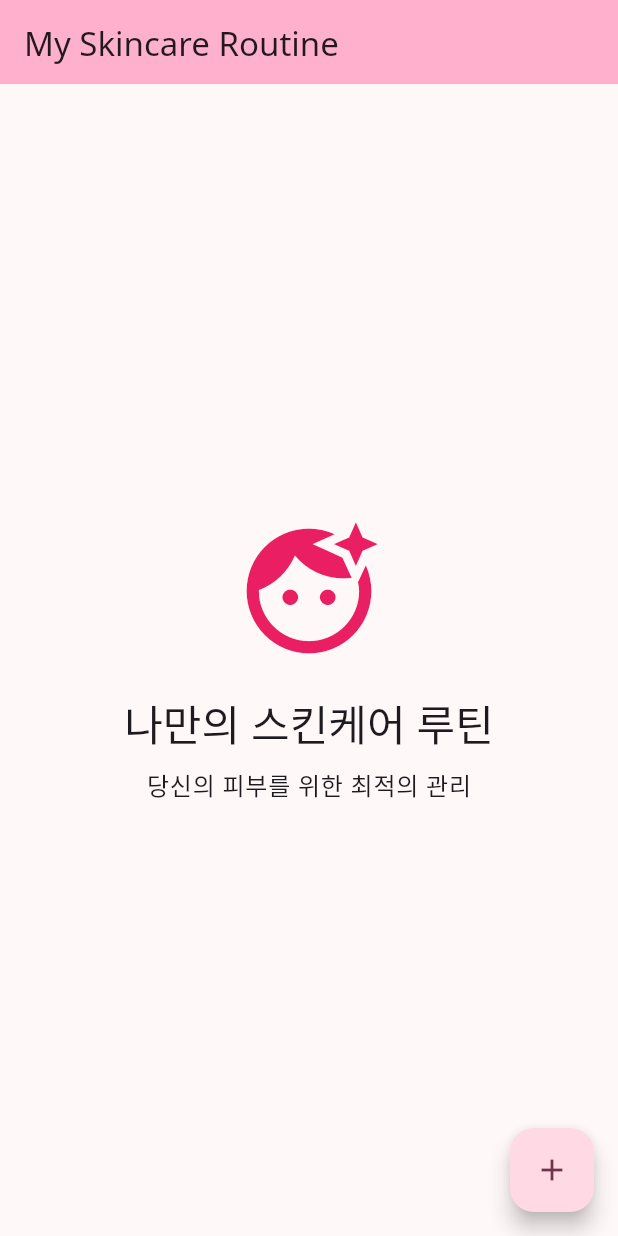
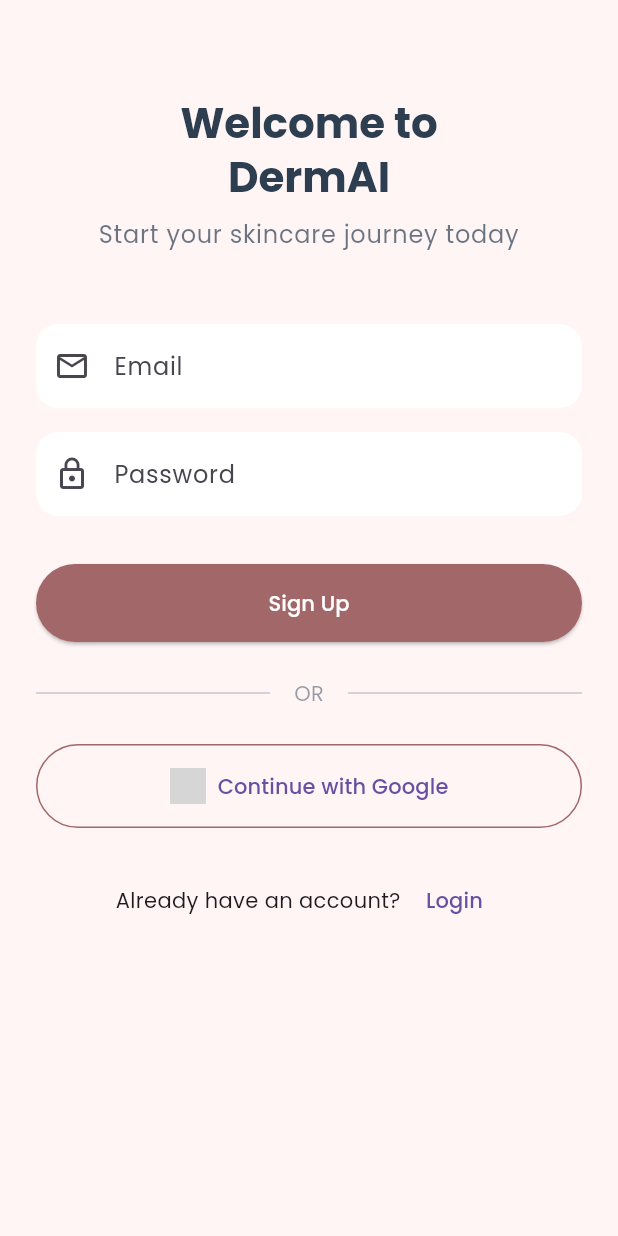
Before and after one commit to leopitkr/skincare_app, a Flutter app: the screen it shows after launch, on a phone screen of 412 x 824 dp. Run offline on Flutter 3.47's test engine with Material 3 defaults, Android fonts, the light colour scheme and no system bars; our stand-ins replace firebase_auth, firebase_core, google_fonts, google_sign_in; accounts and stored records are empty; network calls fail; grey boxes are pictures that could not be loaded.

Commit message:
Initial commit: DermAI app setup with Firebase integration

```diff
--- a/lib/main.dart
+++ b/lib/main.dart
@@ -1,6 +1,7 @@
 import 'package:flutter/material.dart';
 import 'package:firebase_core/firebase_core.dart';
-import 'package:google_fonts/google_fonts.dart';
+import 'screens/obd_signup.dart';
+import 'theme/app_theme.dart';
 
 void main() async {
   WidgetsFlutterBinding.ensureInitialized();
@@ -14,55 +15,10 @@ class MyApp extends StatelessWidget {
   @override
   Widget build(BuildContext context) {
     return MaterialApp(
-      title: 'Skincare App',
-      theme: ThemeData(
-        colorScheme: ColorScheme.fromSeed(seedColor: Colors.pink.shade100),
-        useMaterial3: true,
-        textTheme: GoogleFonts.notoSansTextTheme(),
-      ),
-      home: const HomePage(),
+      title: 'DermAI',
+      theme: AppTheme.lightTheme,
+      home: const SignUpScreen(),
+      debugShowCheckedModeBanner: false,
     );
   }
 }
-
-class HomePage extends StatelessWidget {
-  const HomePage({super.key});
-
-  @override
-  Widget build(BuildContext context) {
-    return Scaffold(
-      appBar: AppBar(
-        title: const Text('My Skincare Routine'),
-        backgroundColor: Theme.of(context).colorScheme.inversePrimary,
-      ),
-      body: Center(
-        child: Column(
-          mainAxisAlignment: MainAxisAlignment.center,
-          children: [
-            const Icon(
-              Icons.face_retouching_natural,
-              size: 100,
-              color: Colors.pink,
-            ),
-            const SizedBox(height: 20),
-            Text(
-              '나만의 스킨케어 루틴',
-              style: Theme.of(context).textTheme.headlineMedium,
-            ),
-            const SizedBox(height: 10),
-            Text(
-              '당신의 피부를 위한 최적의 관리',
-              style: Theme.of(context).textTheme.bodyLarge,
-            ),
-          ],
-        ),
-      ),
-      floatingActionButton: FloatingActionButton(
-        onPressed: () {
-          // TODO: Add new skincare routine
-        },
-        child: const Icon(Icons.add),
-      ),
-    );
-  }
-}
--- /dev/null
+++ b/lib/screens/obd_signup.dart
@@ -0,0 +1,196 @@
+import 'package:flutter/material.dart';
+import 'package:firebase_auth/firebase_auth.dart';
+import 'package:google_sign_in/google_sign_in.dart';
+import '../theme/app_theme.dart';
+
+class SignUpScreen extends StatefulWidget {
+  const SignUpScreen({super.key});
+
+  @override
+  State<SignUpScreen> createState() => _SignUpScreenState();
+}
+
+class _SignUpScreenState extends State<SignUpScreen> {
+  final _formKey = GlobalKey<FormState>();
+  final _emailController = TextEditingController();
+  final _passwordController = TextEditingController();
+  bool _isLoading = false;
+
+  @override
+  void dispose() {
+    _emailController.dispose();
+    _passwordController.dispose();
+    super.dispose();
+  }
+
+  Future<void> _signUpWithEmail() async {
+    if (_formKey.currentState!.validate()) {
+      setState(() => _isLoading = true);
+      try {
+        await FirebaseAuth.instance.createUserWithEmailAndPassword(
+          email: _emailController.text.trim(),
+          password: _passwordController.text.trim(),
+        );
+        // Navigate to home screen or show success message
+      } catch (e) {
+        ScaffoldMessenger.of(context).showSnackBar(
+          SnackBar(content: Text(e.toString())),
+        );
+      } finally {
+        setState(() => _isLoading = false);
+      }
+    }
+  }
+
+  Future<void> _signInWithGoogle() async {
+    setState(() => _isLoading = true);
+    try {
+      final GoogleSignInAccount? googleUser = await GoogleSignIn().signIn();
+      if (googleUser == null) return;
+
+      final GoogleSignInAuthentication googleAuth = await googleUser.authentication;
+      final credential = GoogleAuthProvider.credential(
+        accessToken: googleAuth.accessToken,
+        idToken: googleAuth.idToken,
+      );
+
+      await FirebaseAuth.instance.signInWithCredential(credential);
+      // Navigate to home screen or show success message
+    } catch (e) {
+      ScaffoldMessenger.of(context).showSnackBar(
+        SnackBar(content: Text(e.toString())),
+      );
+    } finally {
+      setState(() => _isLoading = false);
+    }
+  }
+
+  @override
+  Widget build(BuildContext context) {
+    return Scaffold(
+      body: SafeArea(
+        child: SingleChildScrollView(
+          child: Padding(
+            padding: const EdgeInsets.all(24.0),
+            child: Form(
+              key: _formKey,
+              child: Column(
+                crossAxisAlignment: CrossAxisAlignment.stretch,
+                children: [
+                  const SizedBox(height: 40),
+                  Text(
+                    'Welcome to\nDermAI',
+                    style: Theme.of(context).textTheme.headlineMedium?.copyWith(
+                          color: AppTheme.textColor,
+                          fontWeight: FontWeight.bold,
+                        ),
+                    textAlign: TextAlign.center,
+                  ),
+                  const SizedBox(height: 8),
+                  Text(
+                    'Start your skincare journey today',
+                    style: Theme.of(context).textTheme.bodyLarge?.copyWith(
+                          color: AppTheme.textColor.withOpacity(0.7),
+                        ),
+                    textAlign: TextAlign.center,
+                  ),
+                  const SizedBox(height: 48),
+                  TextFormField(
+                    controller: _emailController,
+                    keyboardType: TextInputType.emailAddress,
+                    decoration: const InputDecoration(
+                      hintText: 'Email',
+                      prefixIcon: Icon(Icons.email_outlined),
+                    ),
+                    validator: (value) {
+                      if (value == null || value.isEmpty) {
+                        return 'Please enter your email';
+                      }
+                      if (!value.contains('@')) {
+                        return 'Please enter a valid email';
+                      }
+                      return null;
+                    },
+                  ),
+                  const SizedBox(height: 16),
+                  TextFormField(
+                    controller: _passwordController,
+                    obscureText: true,
+                    decoration: const InputDecoration(
+                      hintText: 'Password',
+                      prefixIcon: Icon(Icons.lock_outline),
+                    ),
+                    validator: (value) {
+                      if (value == null || value.isEmpty) {
+                        return 'Please enter your password';
+                      }
+                      if (value.length < 6) {
+                        return 'Password must be at least 6 characters';
+                      }
+                      return null;
+                    },
+                  ),
+                  const SizedBox(height: 32),
+                  ElevatedButton(
+                    onPressed: _isLoading ? null : _signUpWithEmail,
+                    child: _isLoading
+                        ? const CircularProgressIndicator(color: Colors.white)
+                        : const Text('Sign Up'),
+                  ),
+                  const SizedBox(height: 24),
+                  Row(
+                    children: [
+                      const Expanded(child: Divider()),
+                      Padding(
+                        padding: const EdgeInsets.symmetric(horizontal: 16),
+                        child: Text(
+                          'OR',
+                          style: Theme.of(context).textTheme.bodyMedium?.copyWith(
+                                color: AppTheme.textColor.withOpacity(0.5),
+                              ),
+                        ),
+                      ),
+                      const Expanded(child: Divider()),
+                    ],
+                  ),
+                  const SizedBox(height: 24),
+                  OutlinedButton.icon(
+                    onPressed: _isLoading ? null : _signInWithGoogle,
+                    icon: Image.network(
+                      'https://upload.wikimedia.org/wikipedia/commons/5/53/Google_%22G%22_Logo.svg',
+                      height: 24,
+                    ),
+                    label: const Text('Continue with Google'),
+                    style: OutlinedButton.styleFrom(
+                      padding: const EdgeInsets.symmetric(vertical: 16),
+                      side: const BorderSide(color: AppTheme.accentColor),
+                      shape: RoundedRectangleBorder(
+                        borderRadius: BorderRadius.circular(30),
+                      ),
+                    ),
+                  ),
+                  const SizedBox(height: 24),
+                  Row(
+                    mainAxisAlignment: MainAxisAlignment.center,
+                    children: [
+                      Text(
+                        'Already have an account? ',
+                        style: Theme.of(context).textTheme.bodyMedium,
+                      ),
+                      TextButton(
+                        onPressed: () {
+                          // Navigate to login screen
+                        },
+                        child: const Text('Login'),
+                      ),
+                    ],
+                  ),
+                ],
+              ),
+            ),
+          ),
+        ),
+      ),
+    );
+  }
+}
--- /dev/null
+++ b/lib/theme/app_theme.dart
@@ -0,0 +1,50 @@
+import 'package:flutter/material.dart';
+import 'package:google_fonts/google_fonts.dart';
+
+class AppTheme {
+  static const Color primaryColor = Color(0xFFF5E6E8);
+  static const Color secondaryColor = Color(0xFFD5B9B2);
+  static const Color accentColor = Color(0xFFA26769);
+  static const Color backgroundColor = Color(0xFFFFF5F5);
+  static const Color textColor = Color(0xFF2C3E50);
+  static const Color errorColor = Color(0xFFE74C3C);
+
+  static ThemeData lightTheme = ThemeData(
+    primaryColor: primaryColor,
+    scaffoldBackgroundColor: backgroundColor,
+    textTheme: GoogleFonts.poppinsTextTheme(
+      ThemeData.light().textTheme,
+    ),
+    elevatedButtonTheme: ElevatedButtonThemeData(
+      style: ElevatedButton.styleFrom(
+        backgroundColor: accentColor,
+        foregroundColor: Colors.white,
+        padding: const EdgeInsets.symmetric(horizontal: 32, vertical: 16),
+        shape: RoundedRectangleBorder(
+          borderRadius: BorderRadius.circular(30),
+        ),
+      ),
+    ),
+    inputDecorationTheme: InputDecorationTheme(
+      filled: true,
+      fillColor: Colors.white,
+      border: OutlineInputBorder(
+        borderRadius: BorderRadius.circular(15),
+        borderSide: BorderSide.none,
+      ),
+      enabledBorder: OutlineInputBorder(
+        borderRadius: BorderRadius.circular(15),
+        borderSide: BorderSide.none,
+      ),
+      focusedBorder: OutlineInputBorder(
+        borderRadius: BorderRadius.circular(15),
+        borderSide: const BorderSide(color: accentColor),
+      ),
+      errorBorder: OutlineInputBorder(
+        borderRadius: BorderRadius.circular(15),
+        borderSide: const BorderSide(color: errorColor),
+      ),
+      contentPadding: const EdgeInsets.symmetric(horizontal: 20, vertical: 16),
+    ),
+  );
+}
```
Also changed, not shown: pubspec.yaml (+7 -5 lines), pubspec.lock, 3 other files.
